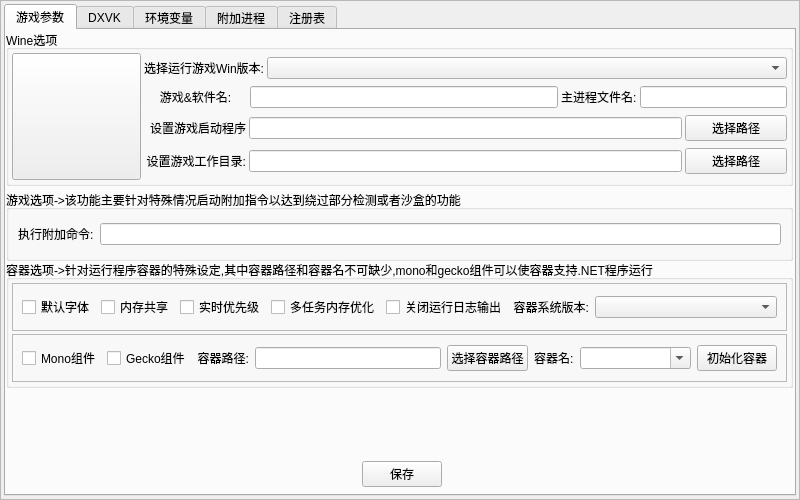
The window that ui/vekGameAddMT.ui (gfdgd-xi/vekcode) describes before a commit, drawn with Qt 5.
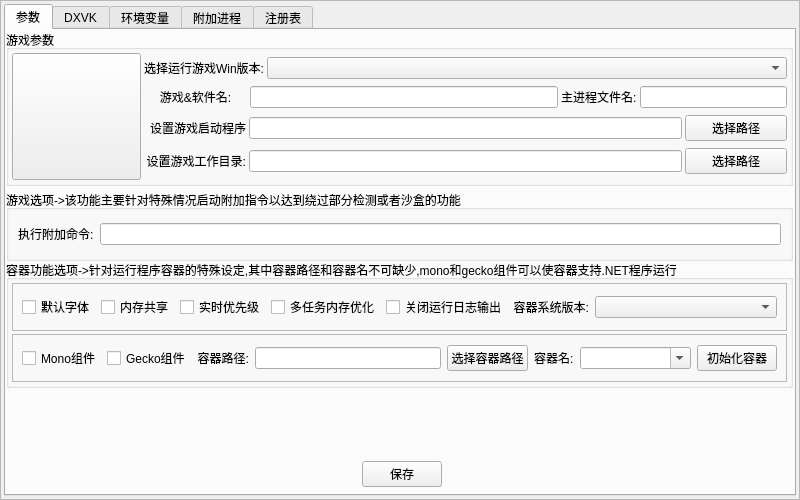
The same window after the commit.

```diff
--- a/ui/vekGameAddMT.ui
+++ b/ui/vekGameAddMT.ui
@@ -98,7 +98,7 @@
         </property>
         <widget class="QWidget" name="tab_3">
          <attribute name="title">
-          <string>游戏参数</string>
+          <string>参数</string>
          </attribute>
          <widget class="QGroupBox" name="groupBox_4">
           <property name="geometry">
@@ -135,7 +135,7 @@
            </rect>
           </property>
           <property name="title">
-           <string>Wine选项</string>
+           <string>游戏参数</string>
           </property>
           <layout class="QHBoxLayout" name="horizontalLayout_5" stretch="10,50">
            <property name="spacing">
@@ -329,7 +329,7 @@
            </rect>
           </property>
           <property name="title">
-           <string>容器选项-&gt;针对运行程序容器的特殊设定,其中容器路径和容器名不可缺少,mono和gecko组件可以使容器支持.NET程序运行</string>
+           <string>容器功能选项-&gt;针对运行程序容器的特殊设定,其中容器路径和容器名不可缺少,mono和gecko组件可以使容器支持.NET程序运行</string>
           </property>
           <layout class="QVBoxLayout" name="verticalLayout_5">
            <property name="spacing">
```
